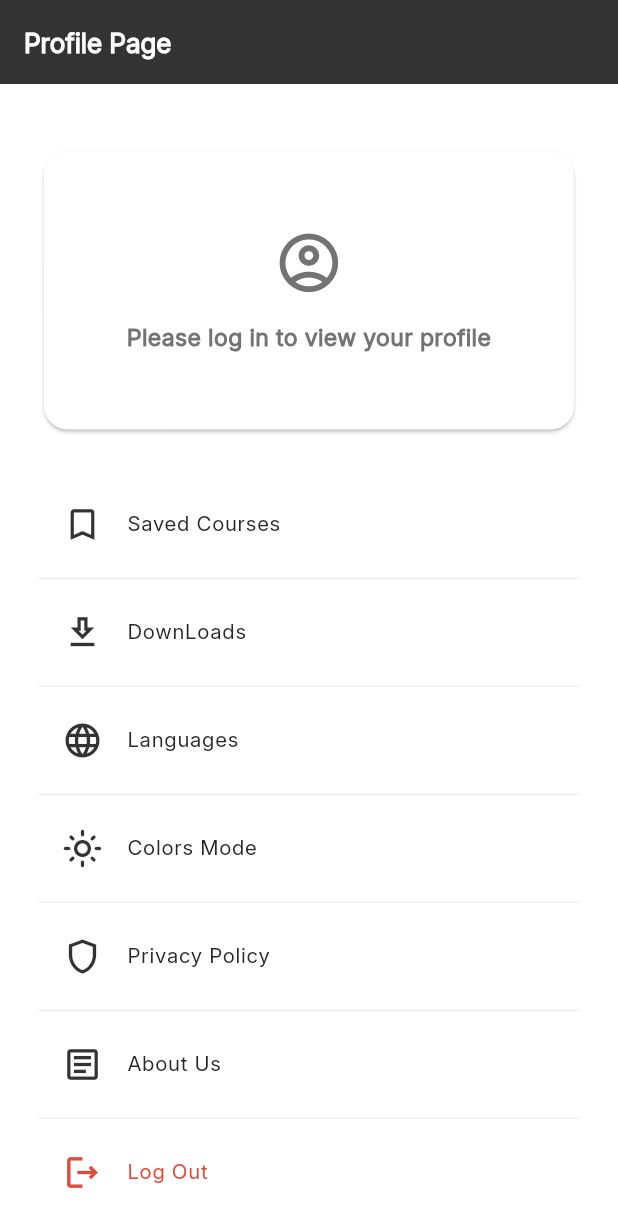
After one commit to mohamed-zeytoun123/E-Learning, a Flutter app: the ProfilePage screen opened by its route, on a phone screen of 412 x 824 dp. The commit adds this screen. Shown: the top 1227 px of the screen. Run offline on Flutter 3.47's test engine with Material 3 defaults, Android fonts, the phone set to English and light mode, and no system bars; our stand-ins replace another_flushbar, bloc, cached_network_image, connectivity_plus, dartz, dio and 10 more; accounts and stored records are empty; network calls fail.

Commit message:
profile UI

```diff
--- a/lib/core/colors/app_colors.dart
+++ b/lib/core/colors/app_colors.dart
@@ -12,6 +12,7 @@ class AppColors {
   static const Color textGrey = Color(0xff737373);
   static const Color textError = Colors.red;
   static const Color textWhite = Color(0xffFFFFFF);
+  static const Color textRed = Color(0xffDE4C3C);
 
   //* Button Colors
   static const Color buttonPrimary = Color(0xff181818);
@@ -47,12 +48,16 @@ class AppColors {
 
   //* Icon Colors
   static const Color iconWhite = Color(0xffFFFFFF);
-  static const Color icontGrey = Color(0xff737373);
+  static const Color iconGrey = Color(0xff737373);
   static const Color iconBlack = Color(0xff181818);
   static const Color iconError = Colors.red;
+  static const Color iconRed = Color(0xffDE4C3C);
 
   //*  Form Colors
   static const Color formWhite = Color(0xffF1F1F1);
 
+  //* Divider Colors
+  static const Color dividerGrey = Color(0xffF1F1F1);
+
   //?-----------------------------------------------------
 }
--- a/lib/core/router/app_router.dart
+++ b/lib/core/router/app_router.dart
@@ -6,9 +6,9 @@ import 'package:e_learning/features/auth/presentation/pages/forget_password_page
 import 'package:e_learning/features/auth/presentation/pages/log_in_page.dart';
 import 'package:e_learning/features/auth/presentation/pages/otp_page.dart';
 import 'package:e_learning/features/auth/presentation/pages/reset_password_page.dart';
-import 'package:e_learning/features/auth/presentation/pages/selected_method_log_in_age.dart';
 import 'package:e_learning/features/auth/presentation/pages/sign_up_page.dart';
 import 'package:e_learning/features/auth/presentation/pages/university_selection_page.dart';
+import 'package:e_learning/features/profile/presentation/pages/profile_page.dart';
 import 'package:flutter_bloc/flutter_bloc.dart';
 import 'package:go_router/go_router.dart';
 import 'package:e_learning/features/Course/presentation/pages/courses_page.dart';
@@ -82,6 +82,11 @@ class AppRouter {
         path: RouteNames.resetPassword,
         builder: (context, state) => const ResetPasswordPage(),
       ),
+      //?-------------------------- Profile Page -------------------------------
+      GoRoute(
+        path: RouteNames.profile,
+        builder: (context, state) => const ProfilePage(),
+      ),
     ],
   );
 }
--- a/lib/core/router/route_names.dart
+++ b/lib/core/router/route_names.dart
@@ -6,4 +6,5 @@ class RouteNames {
   static const otpScreen = '/otp-screen';
   static const forgetPassword = '/forget-password';
   static const resetPassword = '/reset-password';
+  static const profile = '/profile';
 }
--- a/lib/features/Course/presentation/widgets/course_info_card_widget.dart
+++ b/lib/features/Course/presentation/widgets/course_info_card_widget.dart
@@ -134,7 +134,7 @@ class CourseInfoCardWidget extends StatelessWidget {
                   child: Row(
                     mainAxisAlignment: MainAxisAlignment.spaceBetween,
                     children: [
-                      Icon(Icons.star, color: AppColors.icontGrey, size: 16.sp),
+                      Icon(Icons.star, color: AppColors.iconGrey, size: 16.sp),
                       Text(
                         rating.toString(),
                         style: AppTextStyles.s14w400.copyWith(
--- /dev/null
+++ b/lib/features/profile/presentation/pages/profile_page.dart
@@ -0,0 +1,91 @@
+import 'package:e_learning/core/app/manager/app_manager_cubit.dart';
+import 'package:e_learning/core/app/manager/app_manager_state.dart';
+import 'package:e_learning/core/colors/app_colors.dart';
+import 'package:e_learning/core/model/enums/app_state_enum.dart';
+import 'package:e_learning/core/style/app_text_styles.dart';
+import 'package:e_learning/features/profile/presentation/widgets/custom_profile_list_tile.dart';
+import 'package:e_learning/features/profile/presentation/widgets/profile_guest_header.dart';
+import 'package:e_learning/features/profile/presentation/widgets/profile_user_header.dart';
+import 'package:flutter/material.dart';
+import 'package:flutter_bloc/flutter_bloc.dart';
+import 'package:flutter_screenutil/flutter_screenutil.dart';
+
+class ProfilePage extends StatelessWidget {
+  const ProfilePage({super.key});
+
+  @override
+  Widget build(BuildContext context) {
+    return Scaffold(
+      backgroundColor: AppColors.background,
+      appBar: AppBar(
+        title: Text(
+          'Profile Page',
+          style: AppTextStyles.s18w600.copyWith(color: AppColors.titlePrimary),
+        ),
+        backgroundColor: AppColors.appBarBlack,
+      ),
+      body: Padding(
+        padding: EdgeInsets.only(
+          top: 42.h,
+          bottom: 32.h,
+          right: 24.w,
+          left: 24.w,
+        ),
+        child: SingleChildScrollView(
+          child: Column(
+            children: [
+              // TODO: Pass user data to ProfileUserHeader and UserInfoRow
+              BlocBuilder<AppManagerCubit, AppManagerState>(
+                builder: (context, state) {
+                  if (state.appState == AppStateEnum.user) {
+                    return ProfileUserHeader();
+                  } else {
+                    return ProfileGuestHeader();
+                  }
+                },
+              ),
+              SizedBox(height: 32.h),
+              CustomProfileListTile(
+                icon: Icons.bookmark_outline,
+                title: 'Saved Courses',
+                onTap: () {},
+              ),
+              CustomProfileListTile(
+                icon: Icons.download_outlined,
+                title: 'DownLoads',
+                onTap: () {},
+              ),
+              CustomProfileListTile(
+                icon: Icons.language_outlined,
+                title: 'Languages',
+                onTap: () {},
+              ),
+              CustomProfileListTile(
+                icon: Icons.light_mode_outlined,
+                title: 'Colors Mode',
+                onTap: () {},
+              ),
+              CustomProfileListTile(
+                icon: Icons.shield_outlined,
+                title: 'Privacy Policy',
+                onTap: () {},
+              ),
+              CustomProfileListTile(
+                icon: Icons.article_outlined,
+                title: 'About Us',
+                onTap: () {},
+              ),
+              CustomProfileListTile(
+                icon: Icons.logout_outlined,
+                iconColor: AppColors.iconRed,
+                title: 'Log Out',
+                titleColor: AppColors.textRed,
+                onTap: () {},
+              ),
+            ],
+          ),
+        ),
+      ),
+    );
+  }
+}
--- /dev/null
+++ b/lib/features/profile/presentation/widgets/custom_profile_list_tile.dart
@@ -0,0 +1,39 @@
+import 'package:e_learning/core/colors/app_colors.dart';
+import 'package:e_learning/core/style/app_text_styles.dart';
+import 'package:flutter/material.dart';
+import 'package:flutter_screenutil/flutter_screenutil.dart';
+
+class CustomProfileListTile extends StatelessWidget {
+  final IconData icon;
+  final Color iconColor;
+  final String title;
+  final Color titleColor;
+  final VoidCallback onTap;
+  const CustomProfileListTile({
+    super.key,
+    required this.icon,
+    this.iconColor = AppColors.appBarBlack,
+    required this.title,
+    this.titleColor = AppColors.textBlack,
+    required this.onTap,
+  });
+
+  @override
+  Widget build(BuildContext context) {
+    return Column(
+      children: [
+        GestureDetector(
+          onTap: onTap,
+          child: ListTile(
+            leading: Icon(icon, size: 28.sp, color: iconColor),
+            title: Text(
+              title,
+              style: AppTextStyles.s14w400.copyWith(color: titleColor),
+            ),
+          ),
+        ),
+        Divider(color: AppColors.dividerGrey),
+      ],
+    );
+  }
+}
--- /dev/null
+++ b/lib/features/profile/presentation/widgets/profile_guest_header.dart
@@ -0,0 +1,43 @@
+import 'package:e_learning/core/colors/app_colors.dart';
+import 'package:e_learning/core/style/app_text_styles.dart';
+import 'package:flutter/material.dart';
+import 'package:flutter_screenutil/flutter_screenutil.dart';
+
+class ProfileGuestHeader extends StatelessWidget {
+  const ProfileGuestHeader({super.key});
+
+  @override
+  Widget build(BuildContext context) {
+    return SizedBox(
+      height: 198.h,
+      width: 362.w,
+      child: Card(
+        color: AppColors.background,
+        shape: RoundedRectangleBorder(
+          borderRadius: BorderRadius.circular(16.r),
+        ),
+        child: Padding(
+          padding: EdgeInsets.symmetric(vertical: 16.h, horizontal: 12.w),
+          child: Column(
+            mainAxisAlignment: MainAxisAlignment.center,
+            children: [
+              Icon(
+                Icons.account_circle_outlined,
+                size: 48.sp,
+                color: AppColors.iconGrey,
+              ),
+              SizedBox(height: 16.h),
+              Text(
+                'Please log in to view your profile',
+                style: AppTextStyles.s16w600.copyWith(
+                  color: AppColors.textGrey,
+                ),
+                textAlign: TextAlign.center,
+              ),
+            ],
+          ),
+        ),
+      ),
+    );
+  }
+}
```
Also changed, not shown: lib/features/profile/presentation/widgets/profile_user_header.dart (added, +44 -0 lines), lib/features/profile/presentation/widgets/user_info_row.dart (added, +23 -0 lines), 1 other file.
